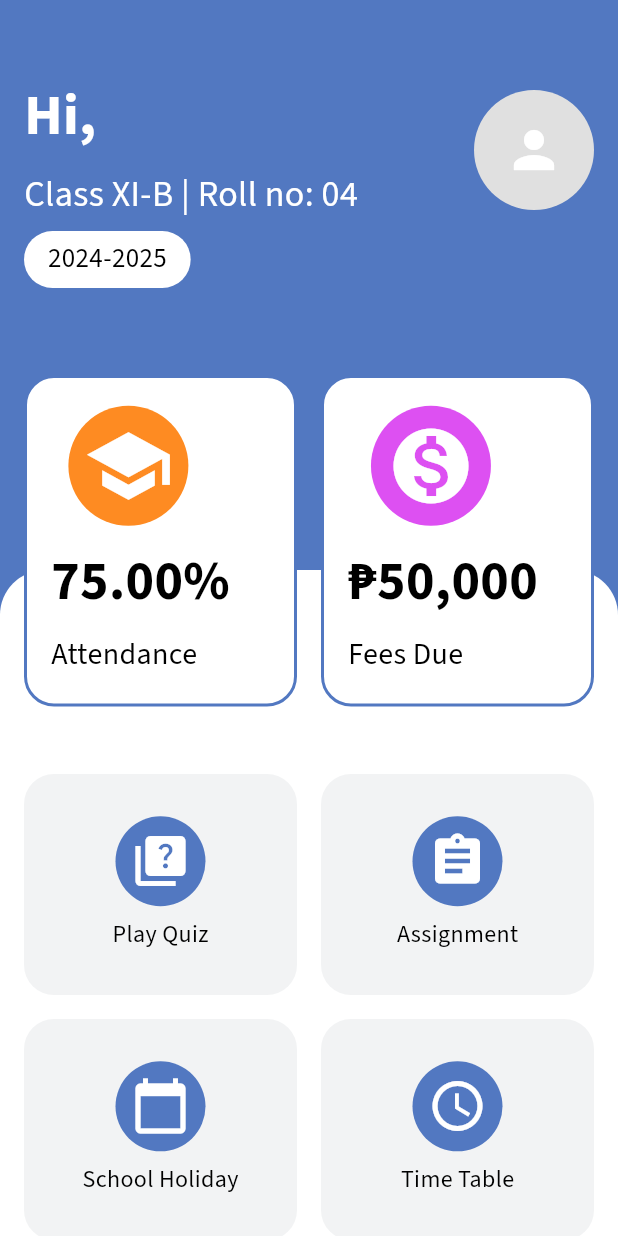
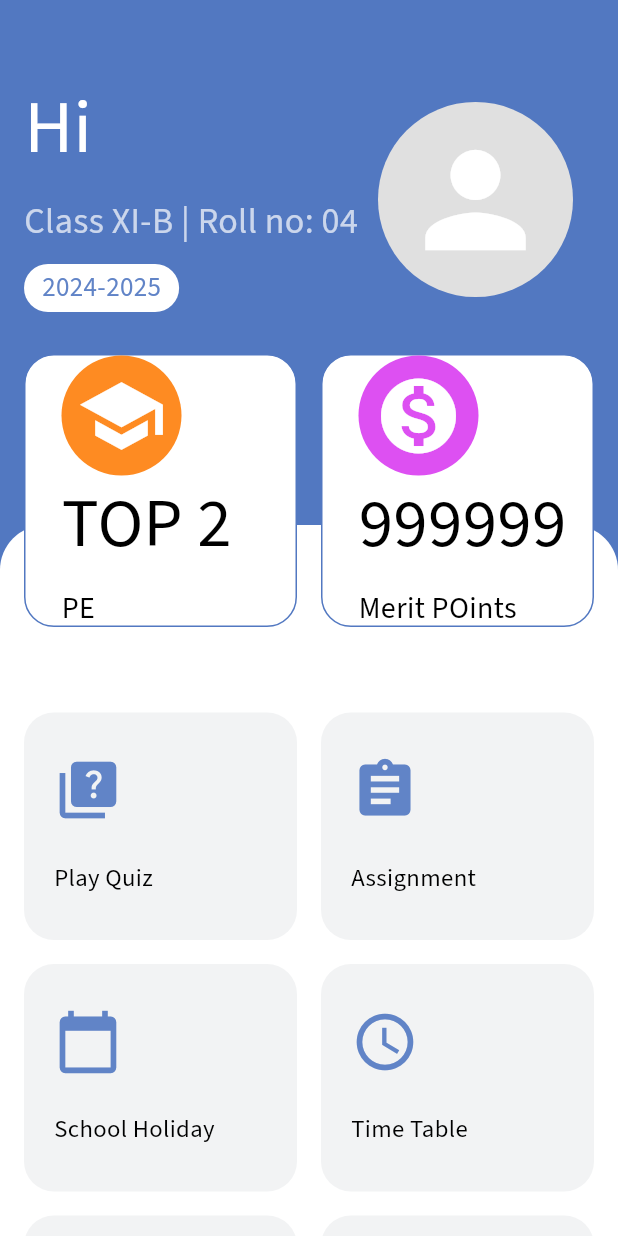
Before and after one commit to georgecabaccang/iskulapp-flutter, a Flutter app: the HomePage screen opened directly with empty values, on a phone screen of 412 x 824 dp. Run offline on Flutter 3.47's test engine with Material 3 defaults, Android fonts, the phone set to English and light mode, and no system bars; our stand-ins replace dotted_line, flutter_bloc, flutter_dotenv, flutter_secure_storage, flutter_spinkit, freezed_annotation and 1 more; accounts and stored records are empty.

```diff
--- a/lib/constants/text_constants.dart
+++ b/lib/constants/text_constants.dart
@@ -7,7 +7,7 @@ static String signinMessage = "Sign in to continue";
 
   // Constants with dynamic parameters
   static String homePageMessage(String username, String lastname) {
-    return "Hi, $username $lastname";
+    return "Hi $username";
   }
 
 }
--- a/lib/pages/assignment/assignment_preview/assignment_preview_page.dart
+++ b/lib/pages/assignment/assignment_preview/assignment_preview_page.dart
@@ -126,9 +126,9 @@ class _AssignmentPreviewPageState extends State<AssignmentPreviewPage> {
                   ),
                 ),
               ),
-              Container(
+              const SizedBox(
                 width: 380,
-                child: const DottedLine(
+                child: DottedLine(
                   dashLength: 6.0,
                   lineThickness: 1.0,
                   dashColor: Colors.white,
--- a/lib/pages/events/events_page.dart
+++ b/lib/pages/events/events_page.dart
@@ -88,7 +88,7 @@ class _EventsPageState extends State<EventsPage> with SingleTickerProviderStateM
                   child: ListView(
                     padding: const EdgeInsets.all(16.0),
                     children: [
-                          ...events.map((event) => eventsCard(event)).toList(),
+                          ...events.map((event) => eventsCard(event)),
                         ],
                   ),
                 ),
--- a/lib/pages/home/home_page.dart
+++ b/lib/pages/home/home_page.dart
@@ -6,7 +6,6 @@ import 'package:school_erp/pages/calendar/modified_attendance.dart';
 import 'package:school_erp/pages/common_widgets/animation_widgets/loading_overlay.dart';
 import 'package:school_erp/pages/events/events_page.dart';
 import 'package:school_erp/pages/profile/profile_page.dart';
-import 'package:table_calendar/table_calendar.dart';
 import 'widgets/navigation_card.dart';
 import 'package:flutter_bloc/flutter_bloc.dart';
 import 'package:school_erp/theme/colors.dart';
@@ -23,96 +22,6 @@ class HomePage extends StatefulWidget {
 }
 
 class _HomePageState extends State<HomePage> {
-  bool _animate = false;
-  bool _isTransitioning = false;
-
-  @override
-  void initState() {
-    super.initState();
-    _startAnimation();
-  }
-
-  void _startAnimation() {
-    Future.delayed(const Duration(milliseconds: 200), () {
-      setState(() {
-        _animate = true;
-      });
-    });
-  }
-
-  void _goToCalendarAttendancePage() async {
-    setState(() {
-      _isTransitioning = true;
-    });
-    await Future.delayed(const Duration(milliseconds: 200));
-    Navigator.push(
-      context,
-      PageRouteBuilder(
-        pageBuilder: (context, animation, secondaryAnimation) =>
-            CalendarAttendancePage(
-                focusDate: DateTime.now()), // Pass the focusDate here
-        transitionsBuilder: (context, animation, secondaryAnimation, child) {
-          return child; // No additional animation needed here, handled in CalendarAttendancePage
-        },
-      ),
-    ).then((_) {
-      setState(() {
-        _isTransitioning = false;
-        _animate = false;
-        _startAnimation(); // Re-start the animation when coming back
-      });
-    });
-  }
-
-  void _goToAssignmentPage() {
-    setState(() {
-      _isTransitioning = true;
-    });
-
-    _navigateToAssignmentPage().then((_) {
-      setState(() {
-        _isTransitioning = false;
-        _animate = false;
-        _startAnimation(); // Re-start the animation when coming back
-      });
-    });
-  }
-
-  Future<void> _navigateToAssignmentPage() async {
-    await Future.delayed(const Duration(milliseconds: 200));
-    await Navigator.push(
-      context,
-      PageRouteBuilder(
-        pageBuilder: (context, animation, secondaryAnimation) =>
-            const AssignmentListPage(),
-      ),
-    );
-  }
-
-  void _goToEventsPage() {
-    setState(() {
-      _isTransitioning = true;
-    });
-
-    _navigateToEventsPage().then((_) {
-      setState(() {
-        _isTransitioning = false;
-        _animate = false;
-        _startAnimation();
-      });
-    });
-  }
-
-  Future<void> _navigateToEventsPage() async {
-    await Future.delayed(const Duration(milliseconds: 200));
-    await Navigator.push(
-      context,
-      PageRouteBuilder(
-        pageBuilder: (context, animation, secondaryAnimation) =>
-            const EventsPage(),
-      ),
-    );
-  }
 
   @override
   Widget build(BuildContext context) {
@@ -129,14 +38,20 @@ class _HomePageState extends State<HomePage> {
         builder: (context, state) {
           return Stack(
             children: [
-              // Main content
-              AnimatedPositioned(
-                duration: const Duration(milliseconds: 1000),
-                curve: Curves.easeInOut,
-                top: _animate ? 380.0 : 800.0, // Adjust starting position
-                left: 0,
-                right: 0,
-                child: Container(
+              _buildMainContent(),
+              _buildTopSection(),
+              if (state is AuthLoading) const LoadingOverlay(),
+            ],
+          );
+        },
+      ),
+    );
+  }
+
+  Widget _buildMainContent() {
+    return Container(
+      margin: const EdgeInsets.only(top: 350 ),
+      padding: const EdgeInsets.only(top: 100 ),
       decoration: const BoxDecoration(
         color: AppColors.whiteColor,
         borderRadius: BorderRadius.only(
@@ -144,29 +59,17 @@ class _HomePageState extends State<HomePage> {
           topRight: Radius.circular(30.0),
         ),
       ),
-                  height: MediaQuery.of(context).size.height - 380,
-                  child: AnimatedOpacity(
-                    opacity: _isTransitioning ? 0.0 : (_animate ? 1.0 : 0.0),
-                    duration: const Duration(milliseconds: 500),
+      height: MediaQuery.of(context).size.height,
       child: gridSection(context),
-                  ),
-                ),
-              ),
-              AnimatedOpacity(
-                opacity: _isTransitioning ? 0.0 : (_animate ? 1.0 : 0.0),
-                duration: const Duration(milliseconds: 500),
-                child: Column(
+    );
+  }
+
+  Widget _buildTopSection() {
+    return Column(
       children: [
         profileInfo(widget.user),
         importantSection(),
       ],
-                ),
-              ),
-              if (state is AuthLoading) const LoadingOverlay(),
-            ],
-          );
-        },
-      ),
     );
   }
 
@@ -177,132 +80,172 @@ class _HomePageState extends State<HomePage> {
         children: [
           Padding(
             padding: const EdgeInsets.only(left: 16.0, top: 50.0),
-            child: Container(
+            child: _buildUserInfo(user),
+          ),
+          const Spacer(),
+          Padding(
+            padding: const EdgeInsets.only(right: 30, top: 30.0),
+            child: Align(
+              alignment: Alignment.bottomLeft,
+              child: GestureDetector(
+                onTap: () {
+                  Navigator.push(
+                    context,
+                    MaterialPageRoute(
+                      builder: (_) => const ProfilePage(),
+                    ),
+                  );
+                },
+                child: CircleAvatar(
+                  radius: 65,
+                  backgroundColor: Colors.grey[300],
+                  child: const Icon(
+                    Icons.person,
+                    size: 100,
+                    color: Colors.white,
+                  ),
+                ),
+              ),
+            )
+          ),
+        ],
+      ),
+    );
+  }
+
+  Widget _buildUserInfo(AuthenticatedUser user) {
+    return Container(
       color: Colors.transparent,
-              width: 250.0,
-              height: 200.0,
       alignment: Alignment.topLeft,
+      margin: const EdgeInsets.only(bottom: 28),
       child: Column(
         crossAxisAlignment: CrossAxisAlignment.start,
         children: [
           Text(
-                    TextConstants.homePageMessage(
-                        user.firstName, user.lastName),
-                    style: headingStyle().copyWith(fontSize: 38.0),
+            TextConstants.homePageMessage(user.firstName, user.lastName),
+            style: headingStyle().copyWith(fontSize: 50.0, fontWeight: FontWeight.w500),
           ),
           const SizedBox(height: 8.0),
-                  Text(
+          Opacity(
+            opacity: 0.7, // Set your desired opacity level here (0.0 to 1.0)
+            child: Text(
               "Class XI-B | Roll no: 04",
-                    style: bodyStyle()
-                        .copyWith(fontSize: 24.0, color: AppColors.whiteColor),
+              style: bodyStyle().copyWith(
+                fontSize: 24.0,
+                color: AppColors.whiteColor,
               ),
-                  const SizedBox(height: 8.0),
+            ),
+          ),
+          const SizedBox(height: 12.0),
           Container(
-                    padding: const EdgeInsets.symmetric(
-                        horizontal: 12.0, vertical: 6.0),
+            alignment: Alignment.topLeft,
+            padding: const EdgeInsets.symmetric(horizontal: 12.0, vertical: 3.0),
             decoration: BoxDecoration(
               color: Colors.white,
               borderRadius: BorderRadius.circular(30.0),
             ),
             child: Text(
-                      " 2024-2025 ",
-                      style: bodyStyle().copyWith(fontSize: 18.0),
-                    ),
-                  ),
-                ],
-              ),
-            ),
-          ),
-          const Spacer(),
-          Padding(
-            padding: const EdgeInsets.only(right: 16.0, bottom: 50.0),
-            child: GestureDetector(
-              onTap: () {
-                setState(() {
-                  _isTransitioning = true;
-                });
-                Future.delayed(const Duration(milliseconds: 200), () {
-                  Navigator.push(
-                    context,
-                    PageRouteBuilder(
-                      pageBuilder: (context, animation, secondaryAnimation) =>
-                          const ProfilePage(),
-                      transitionsBuilder:
-                          (context, animation, secondaryAnimation, child) {
-                        return child; // No additional animation needed here
-                      },
-                    ),
-                  ).then((_) {
-                    setState(() {
-                      _isTransitioning = false;
-                      _animate = false;
-                      _startAnimation(); // Re-start the animation when coming back
-                    });
-                  });
-                });
-              },
-              child: CircleAvatar(
-                radius: 40.0,
-                backgroundColor: Colors.grey[300],
-                child: const Icon(
-                  Icons.person,
-                  size: 40.0,
-                  color: Colors.white,
-                ),
-              ),
+              "2024-2025",
+              style: bodyStyle().copyWith(fontSize: 18.0, color: const Color(0xFF6184C7) ),
             ),
           ),
         ],
       ),
     );
   }
+  Widget importantSection() {
+    final List<Map<String, dynamic>> importantItems = [
+      {
+        'title': 'PE',
+        'value': 'TOP 2',
+        'icon': Icons.school,
+        'color': AppColors.warningColor,
+        'onTap': () {
+          Navigator.push(
+            context,
+            MaterialPageRoute(
+              builder: (_) => CalendarAttendancePage(focusDate: DateTime.now()),
+            ),
+          );
+        },
+      },
+      {
+        'title': 'Merit POints',
+        'value': '999999',
+        'icon': Icons.monetization_on,
+        'color': AppColors.purple,
+        'onTap': () => print('Tapped on second box'),
+      },
+    ];
 
-  Widget importantSection() {
     return Padding(
-      padding: const EdgeInsets.only(right: 16.0, left: 16.0, top: 0.0),
-      child: Row(
-        mainAxisAlignment: MainAxisAlignment.spaceBetween,
-        children: [
-          GestureDetector(
-            onTap: _goToCalendarAttendancePage,
+      padding: const EdgeInsets.symmetric(horizontal: 16.0),
+      child: GridView.builder(
+        physics: const NeverScrollableScrollPhysics(),  // To keep it non-scrollable
+        shrinkWrap: true,  // Ensures the grid view only takes the necessary space
+        gridDelegate: const SliverGridDelegateWithFixedCrossAxisCount(
+          crossAxisCount: 2,
+          crossAxisSpacing: 16.0,
+          mainAxisSpacing: 16.0,
+          childAspectRatio: 1.0,
+        ),
+        itemCount: importantItems.length,
+        itemBuilder: (context, index) {
+          final item = importantItems[index];
+          return _buildImportantCard(
+            title: item['title'],
+            value: item['value'],
+            icon: item['icon'],
+            color: item['color'],
+            onTap: item['onTap'],
+          );
+        },
+      ),
+    );
+  }
+
+  Widget _buildImportantCard({
+    required String title,
+    required String value,
+    required IconData icon,
+    required Color color,
+    required VoidCallback onTap,
+  }) {
+    return GestureDetector(
+      onTap: onTap,
       child: Container(
-              width: 182.0,
-              height: 221.0,
         alignment: Alignment.centerLeft,
+        padding: const EdgeInsets.symmetric(horizontal: 8),
         decoration: BoxDecoration(
           color: Colors.white,
           borderRadius: BorderRadius.circular(20.0),
-                border: Border.all(
-                  color: AppColors.primaryColor,
-                  width: 2.0,
-                ),
+          border: Border.all(color: AppColors.primaryColor, width: 1.0),
         ),
         child: Column(
+          crossAxisAlignment: CrossAxisAlignment.start,
           mainAxisAlignment: MainAxisAlignment.center,
           children: [
-                  const CircleAvatar(
-                    radius: 40.0,
-                    backgroundColor: AppColors.warningColor,
-                    child: Icon(
-                      Icons.school,
-                      size: 60.0,
-                      color: Colors.white,
-                    ),
-                  ),
-                  const SizedBox(height: 12.0),
             Padding(
               padding: const EdgeInsets.only(left: 16.0),
               child: Column(
                 crossAxisAlignment: CrossAxisAlignment.start,
                 children: [
+                  CircleAvatar(
+                    radius: 40.0,
+                    backgroundColor: color,
+                    child: Icon(icon, size: 60.0, color: Colors.white),
+                  ),
                   Text(
-                          '75.00%',
-                          style: headingStyle()
-                              .copyWith(fontSize: 36.0, color: Colors.black),
+                    value,
+                    style: headingStyle().copyWith(
+                      fontSize: 46.0,
+                      color: Colors.black,
+                      fontWeight: FontWeight.w500,
+                    ),
                   ),
                   const SizedBox(height: 8.0),
                   Text(
-                          'Attendance',
+                    title,
                     style: bodyStyle().copyWith(fontSize: 20.0),
                   ),
                 ],
@@ -311,123 +254,56 @@ class _HomePageState extends State<HomePage> {
           ],
         ),
       ),
-          ),
-          GestureDetector(
-            onTap: () {
-              print('Tapped on second box');
-            },
-            child: Container(
-              width: 182.0,
-              height: 221.0,
-              alignment: Alignment.centerLeft,
-              decoration: BoxDecoration(
-                color: Colors.white,
-                borderRadius: BorderRadius.circular(20.0),
-                border: Border.all(
-                  color: AppColors.primaryColor,
-                  width: 2.0,
-                ),
-              ),
-              child: Column(
-                mainAxisAlignment: MainAxisAlignment.center,
-                children: [
-                  const CircleAvatar(
-                    radius: 40.0,
-                    backgroundColor: AppColors.purple,
-                    child: Icon(
-                      Icons.monetization_on,
-                      size: 60.0,
-                      color: Colors.white,
-                    ),
-                  ),
-                  const SizedBox(height: 12.0),
-                  Padding(
-                    padding: const EdgeInsets.only(left: 16.0),
-                    child: Column(
-                      crossAxisAlignment: CrossAxisAlignment.start,
-                      children: [
-                        Text(
-                          '₱50,000',
-                          style: headingStyle()
-                              .copyWith(fontSize: 36.0, color: Colors.black),
-                        ),
-                        const SizedBox(height: 8.0),
-                        Text(
-                          'Fees Due',
-                          style: bodyStyle().copyWith(fontSize: 20.0),
-                        ),
-                      ],
-                    ),
-                  ),
-                ],
-              ),
-            ),
-          ),
-        ],
-      ),
     );
   }
 
   Widget gridSection(BuildContext context) {
     final List<Map<String, dynamic>> items = [
       {'title': 'Play Quiz', 'icon': Icons.quiz, 'callback': () => ()},
-      {
-        'title': 'Assignment',
-        'icon': Icons.assignment,
-        'callback': () => _goToAssignmentPage()
-      },
-      {
-        'title': 'School Holiday',
-        'icon': Icons.calendar_today,
-        'callback': () => ()
-      },
+      {'title': 'Assignment', 'icon': Icons.assignment, 'callback': () {
+        Navigator.push(
+          context,
+          MaterialPageRoute(
+            builder: (_) => const AssignmentListPage(),
+          ),
+        );
+      }},
+      {'title': 'School Holiday', 'icon': Icons.calendar_today, 'callback': () => ()},
       {'title': 'Time Table', 'icon': Icons.schedule, 'callback': () => ()},
       {'title': 'Result', 'icon': Icons.grade, 'callback': () => ()},
       {'title': 'Date Sheet', 'icon': Icons.date_range, 'callback': () => ()},
       {'title': 'Doubts', 'icon': Icons.help_outline, 'callback': () => ()},
-      {
-        'title': 'School Gallery',
-        'icon': Icons.photo_library,
-        'callback': () => ()
-      },
-      {
-        'title': 'Leave Application',
-        'icon': Icons.request_page,
-        'callback': () => ()
-      },
+      {'title': 'School Gallery', 'icon': Icons.photo_album, 'callback': () => ()},
+      {'title': 'Leave Application', 'icon': Icons.request_page, 'callback': () => ()},
       {'title': 'Change Password', 'icon': Icons.lock, 'callback': () => ()},
-      {
-        'title': 'Events',
-        'icon': Icons.event,
-        'callback': () => _goToEventsPage()
-      },
-      {
-        'title': 'Logout',
-        'icon': Icons.logout,
-        'callback': () => context.read<AuthBloc>().add(LogoutRequested())
-      },
+      {'title': 'Events', 'icon': Icons.event, 'callback': () {
+        Navigator.push(
+          context,
+          MaterialPageRoute(
+            builder: (_) => const EventsPage(),
+          ),
+        );
+      }},
+      {'title': 'Logout', 'icon': Icons.logout, 'callback': () => context.read<AuthBloc>().add(LogoutRequested())},
     ];
 
-    return Padding(
-      padding: const EdgeInsets.only(top: 120.0),
-      child: GridView.builder(
-        padding: const EdgeInsets.all(16.0),
+
+    return GridView.builder(
       gridDelegate: const SliverGridDelegateWithFixedCrossAxisCount(
         crossAxisCount: 2,
         crossAxisSpacing: 16.0,
         mainAxisSpacing: 16.0,
-          childAspectRatio: 163 / 132,
+        childAspectRatio: 1.2,
       ),
-        itemCount: 12,
+      padding: const EdgeInsets.symmetric(horizontal: 16, vertical: 25.0),
+      itemCount: items.length,
       itemBuilder: (context, index) {
-          final item = items[index];
         return NavigationCard(
-            item['title'],
-            item['icon'],
-            item['callback'],
+          title: items[index]['title'],
+          icon: items[index]['icon'],
+          callback: items[index]['callback'],
         );
       },
-      ),
     );
   }
 }
--- a/lib/pages/home/widgets/navigation_card.dart
+++ b/lib/pages/home/widgets/navigation_card.dart
@@ -3,7 +3,7 @@ import 'package:school_erp/theme/colors.dart';
 import 'package:school_erp/theme/text_styles.dart';
 
 class NavigationCard extends StatelessWidget {
-  const NavigationCard(this.title, this.icon, this.callback, {super.key});
+  const NavigationCard({super.key, required this.title, required this.icon, required this.callback});
 
   final String title;
   final IconData icon;
@@ -11,27 +11,30 @@ class NavigationCard extends StatelessWidget {
 
   @override
   Widget build(BuildContext context) {
+    double screenWidth = MediaQuery.of(context).size.width;
+
+    double iconSize = screenWidth * 0.11;
+    double textSize = screenWidth * 0.04;
     return GestureDetector(
       onTap: () => callback(),
       child: Container(
+        padding: const EdgeInsets.symmetric(horizontal: 20.0),
+        height: 150.0, // Set the desired height here
         decoration: BoxDecoration(
           color: AppColors.navigationCard,
           borderRadius: BorderRadius.circular(20.0),
         ),
         child: Column(
           mainAxisAlignment: MainAxisAlignment.center,
+          crossAxisAlignment: CrossAxisAlignment.start,
           children: [
-            CircleAvatar(
-              radius: 30.0,
-              backgroundColor: AppColors.primaryColor,
-              child: Icon(
+               Icon(
                 icon,
-                size: 40.0,
-                color: Colors.white,
+                size: iconSize,
+                color: const Color(0xFF6184C7),
               ),
-            ),
-            const SizedBox(height: 8.0),
-            Text(title, style: bodyStyle().copyWith(fontSize: 16.0)),
+            const SizedBox(height: 24.0),
+            Text(title, style: bodyStyle().copyWith(fontSize: textSize)),
           ],
         ),
       ),
```
Also changed, not shown: 2 other files. Lines whose indentation alone changed are shown as unchanged.
